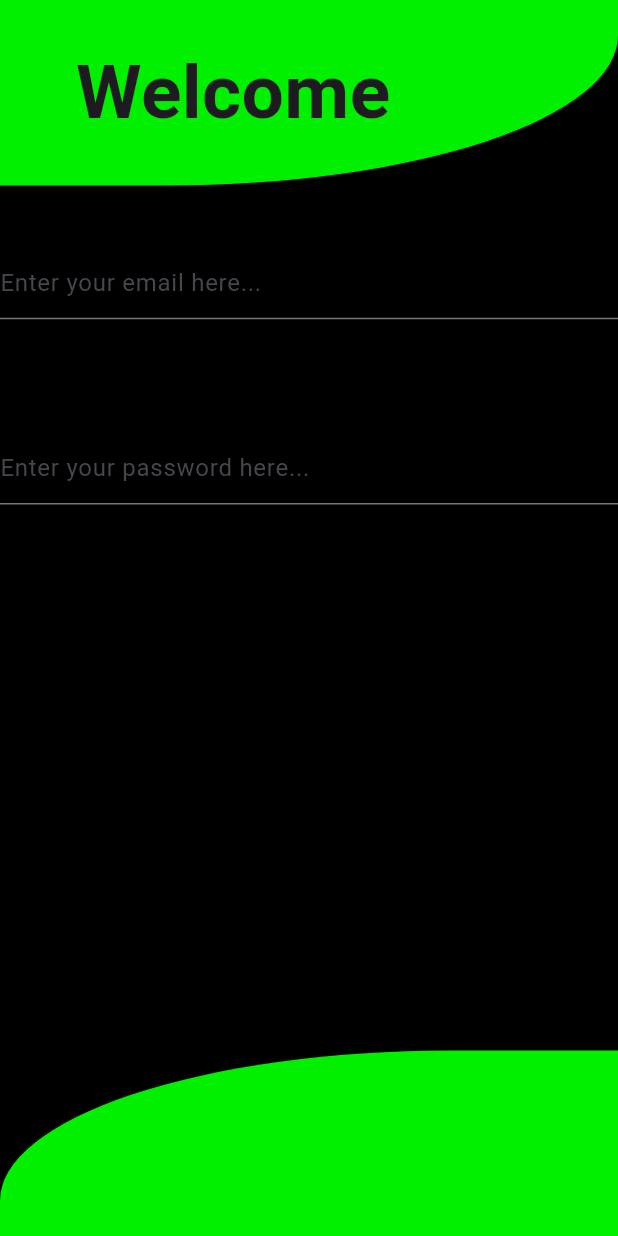
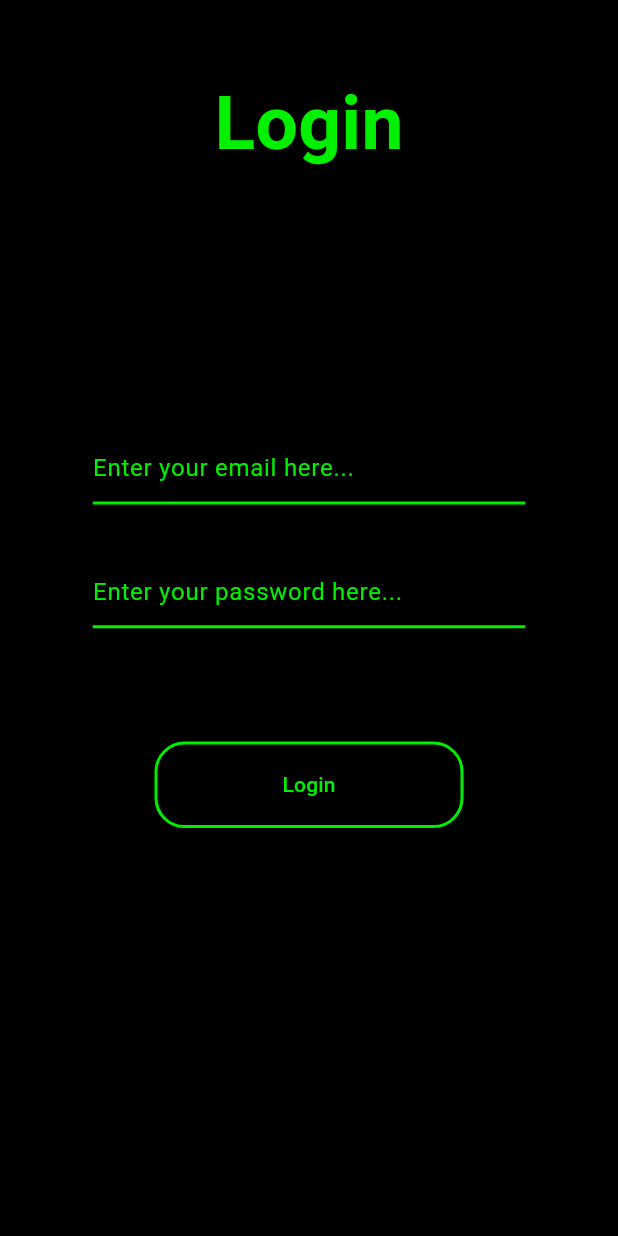
Before and after one commit to IgorNiemiec/english_learning_app, a Flutter app: the screen it shows after launch, on a phone screen of 412 x 824 dp. Run offline on Flutter 3.47's test engine with Material 3 defaults, Android fonts, the phone set to English and light mode, and no system bars; our stand-ins replace firebase_core; accounts and stored records are empty; generated files the repository leaves out were written again.

Commit message:
LoginView prototype

```diff
--- a/lib/main.dart
+++ b/lib/main.dart
@@ -18,7 +18,7 @@ class MainApp extends StatelessWidget {
 
   @override
   Widget build(BuildContext context) {
-    return const MaterialApp(
+    return MaterialApp(
       home:  LoginView()
     );
   }
--- /dev/null
+++ b/lib/utils/utils.dart
@@ -0,0 +1,32 @@
+
+
+import 'package:english_learning_app/constants/constants.dart';
+import 'package:flutter/material.dart';
+
+ButtonStyle applicationButtonStyle()
+{
+  return ElevatedButton.styleFrom(
+    backgroundColor: Colors.black,
+    foregroundColor: applicationColor,
+    side: const BorderSide(color: applicationColor,width: 2),
+    shape: RoundedRectangleBorder(borderRadius: BorderRadius.circular(20))
+  );
+}
+
+InputDecoration applicationInputDecoration({required String hintText})
+{
+  return InputDecoration(
+
+    hintText: hintText,
+    hintStyle: const TextStyle(
+      color: applicationColor,
+    ),
+    hintFadeDuration: const Duration(milliseconds: 500),
+    focusedBorder: const UnderlineInputBorder(
+      borderSide: BorderSide(color: applicationColor,width: 2)
+    ),
+    enabledBorder:const UnderlineInputBorder(
+      borderSide: BorderSide(color: applicationColor,width: 2)
+    ),
+  );
+}
--- a/lib/views/login_view.dart
+++ b/lib/views/login_view.dart
@@ -1,19 +1,21 @@
 
 
 import 'package:english_learning_app/constants/constants.dart';
+import 'package:english_learning_app/utils/utils.dart';
 import 'package:flutter/material.dart';
 
 class LoginView extends StatelessWidget
 {
-  const LoginView({Key? key}) : super(key: key);
+   LoginView({Key? key}) : super(key: key);
 
+
+   final emailController = TextEditingController();
+   final passwordController = TextEditingController();
 
   @override
   Widget build(BuildContext context)
   {
 
-    final emailController = TextEditingController();
-    final passwordController = TextEditingController();
 
     return Scaffold(
       resizeToAvoidBottomInset: false,
@@ -22,56 +24,66 @@ class LoginView extends StatelessWidget
         child: Column(
           children: [
             Container(
-              alignment: Alignment(-0.5,0.0),
-              height: MediaQuery.of(context).size.height * 0.15,
-              decoration: const BoxDecoration(
+              alignment: Alignment.center,
+              height: MediaQuery.of(context).size.height * 0.2,
+              child: Text("Login",textAlign: TextAlign.left,style: TextStyle(
+                fontSize: 50,
+                fontWeight: FontWeight.bold,
                 color: applicationColor,
-                borderRadius: BorderRadius.only(bottomRight: Radius.elliptical(300,100))
-              ),
-              child: Text("Welcome",textAlign: TextAlign.left,style: TextStyle(
-                fontSize: 50,
-                fontWeight: FontWeight.bold
               ),),
             ),
             Container(
               alignment: Alignment.center,
-              height: MediaQuery.of(context).size.height * 0.7,
+              height: MediaQuery.of(context).size.height * 0.6,
               child: Column(
                 children: <Widget>[
-                  SizedBox(height: MediaQuery.of(context).size.height * 0.05,),
+                  SizedBox(height: MediaQuery.of(context).size.height * 0.15,),
                   SizedBox(
                     height: MediaQuery.of(context).size.height * 0.1,
+                    width: MediaQuery.of(context).size.width * 0.7,
                     child:  TextField(
+                    style: TextStyle(
+                      color: applicationColor,
+                    ),
                     controller: emailController,
-                    decoration: const InputDecoration(
-                      hintText: "Enter your email here...",
-                    ),
+                    decoration: applicationInputDecoration(hintText: "Enter your email here..."),
                     keyboardType: TextInputType.emailAddress,
                     keyboardAppearance: Brightness.dark,
                   ),
                   ),
-                   SizedBox(height: MediaQuery.of(context).size.height * 0.05,),
                    SizedBox(
                     height: MediaQuery.of(context).size.height * 0.1,
+                    width: MediaQuery.of(context).size.width * 0.7,
                     child:   TextField(
+                    style: const TextStyle(
+                      color: applicationColor,
+                    ),
                     controller: passwordController,
-                    decoration: const InputDecoration(
-                      hintText: "Enter your password here...",
-                    ),
+                    decoration: applicationInputDecoration(hintText: "Enter your password here..."),
                     obscureText: true,
                     obscuringCharacter: '*',
                     keyboardAppearance: Brightness.dark,
                   ),
                    ),
+                   SizedBox(height: MediaQuery.of(context).size.height * 0.05,),
+                   SizedBox(
+                      width: MediaQuery.of(context).size.width * 0.5,
+                      height: MediaQuery.of(context).size.height * 0.07,
+                      child: OutlinedButton(
+                        style: applicationButtonStyle(),
+                        onPressed: ()
+                        {
+
+                        },
+                        child: Text("Login"),
+                      ),
+                   ),
+                   SizedBox(height: MediaQuery.of(context).size.height * 0.1,),
                 ],
               ),
             ),
-             Container(
-              height: MediaQuery.of(context).size.height * 0.15,
-              decoration: const BoxDecoration(
-                color: applicationColor,
-                borderRadius: BorderRadius.only(topLeft: Radius.elliptical(300, 100))
-              ),
+             SizedBox(
+              height: MediaQuery.of(context).size.height * 0.2,
             ),
 
 
```
